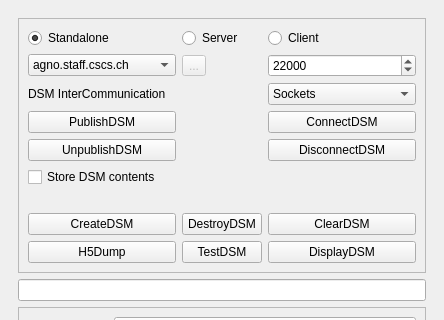
First picture: the form in pqDSMViewerPanel.ui, repository soumagne/icarus, before the edit; both pictures show x 0 to 444 and y 0 to 320 of the 444 by 714 pixel window.
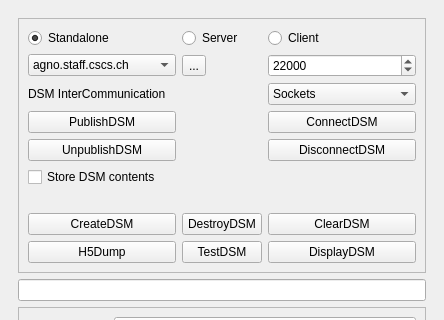
Second picture: the form after the edit. Icons and pictures are not drawn. Custom widgets are drawn as their Qt base class.

Diff of the .ui file:
```diff
--- a/pqDSMViewerPanel.ui
+++ b/pqDSMViewerPanel.ui
@@ -247,7 +247,7 @@
              <item row="1" column="1">
               <widget class="QToolButton" name="toolButton">
                <property name="enabled">
-                <bool>false</bool>
+                <bool>true</bool>
                </property>
                <property name="text">
                 <string>...</string>
```
Left out of the diff: 5 changed lines with no effect on the pictures.
